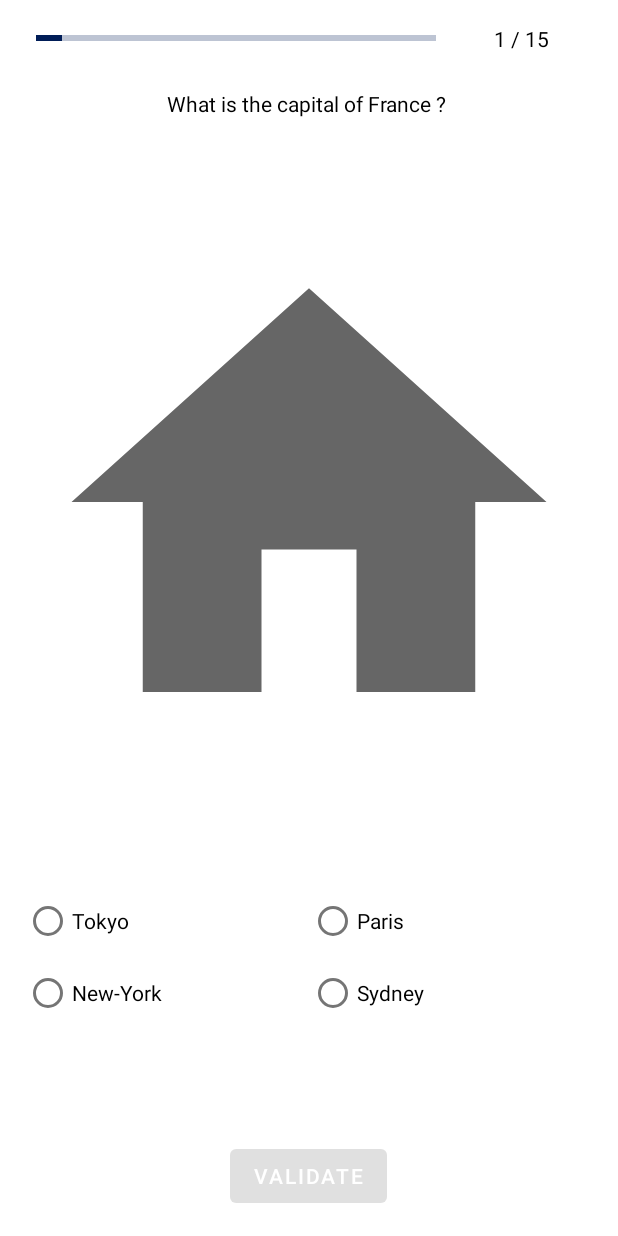
After one commit to Si-Ekang/EKANG, an Android app: the QuizzActivity screen opened directly, with no data from a screen before it, on a phone screen of 412 x 824 dp. The commit adds this screen. Run offline under Robolectric (Android 15) with nearby library versions, the phone set to English and light mode, and no system bars; our stand-ins replace Dagger/Hilt's generated code, Timber, data binding; libraries missing offline, so code that uses them is left out: android.text.

Commit message:
Master : Quizz views created + Quizz model wip (mock data)

```diff
--- a/app/src/main/AndroidManifest.xml
+++ b/app/src/main/AndroidManifest.xml
@@ -34,6 +34,9 @@
             android:name=".ui.mainactivity.MainActivity"
             android:launchMode="singleTask" />
 
+        <activity
+            android:name=".ui.quizz.QuizzActivity"
+            android:launchMode="singleTask" />
     </application>
 
 </manifest>
--- /dev/null
+++ b/app/src/main/java/com/siekang/core/views/ToggleButtonGroupTableLayout.kt
@@ -0,0 +1,90 @@
+package com.siekang.core.views
+
+import android.content.Context
+import android.util.AttributeSet
+import android.view.View
+import android.view.ViewGroup
+import android.widget.RadioButton
+import android.widget.TableLayout
+import android.widget.TableRow
+import androidx.lifecycle.LiveData
+import androidx.lifecycle.MutableLiveData
+import com.siekang.R
+import timber.log.Timber
+
+
+class ToggleButtonGroupTableLayout @JvmOverloads constructor(
+    context: Context,
+    attrs: AttributeSet? = null,
+    defStyleAttr: Int = 0
+) : TableLayout(context, attrs), View.OnClickListener {
+
+    private val TAG = "ToggleButtonGroupTableLayout"
+
+    private var tbGroup: ToggleButtonGroupTableLayout? = null
+    private var activeRadioButton: RadioButton? = null
+
+    val radioButtonLiveData: MutableLiveData<Int> = MutableLiveData()
+    fun getRadioButtonLiveData(): LiveData<Int> {
+        return radioButtonLiveData
+    }
+
+    /* Remaining constructors here */
+
+    init {
+        Timber.d("Kotlin init block called.")
+    }
+
+    override fun onFinishInflate() {
+        super.onFinishInflate()
+
+        tbGroup = findViewById(R.id.tb_group)
+    }
+
+    /* (non-Javadoc)
+     * @see android.widget.TableLayout#addView(android.view.View, int, android.view.ViewGroup.LayoutParams)
+     */
+    override fun addView(
+        child: View, index: Int,
+        params: ViewGroup.LayoutParams?
+    ) {
+        super.addView(child, index, params)
+        setChildrenOnClickListener(child as TableRow)
+    }
+
+
+    /* (non-Javadoc)
+     * @see android.widget.TableLayout#addView(android.view.View, android.view.ViewGroup.LayoutParams)
+     */
+    override fun addView(child: View, params: ViewGroup.LayoutParams?) {
+        super.addView(child, params)
+        setChildrenOnClickListener(child as TableRow)
+    }
+
+
+    private fun setChildrenOnClickListener(tr: TableRow) {
+        val c: Int = tr.childCount
+        for (i in 0 until c) {
+            val v: View = tr.getChildAt(i)
+            (v as? RadioButton)?.setOnClickListener(this)
+        }
+    }
+
+    fun getCheckedRadioButtonId(): Int {
+        return if (activeRadioButton != null) {
+            activeRadioButton!!.id
+        } else -1
+    }
+
+
+    override fun onClick(view: View) {
+        val rb = view as RadioButton
+        if (activeRadioButton != null) {
+            activeRadioButton!!.isChecked = false
+        }
+        rb.isChecked = true
+        activeRadioButton = rb
+
+        radioButtonLiveData.value = activeRadioButton?.id
+    }
+}
--- a/app/src/main/java/com/siekang/ui/home/HomeFragment.kt
+++ b/app/src/main/java/com/siekang/ui/home/HomeFragment.kt
@@ -1,15 +1,16 @@
 package com.siekang.ui.home
 
+import android.content.Intent
 import android.os.Bundle
 import android.view.LayoutInflater
 import android.view.View
 import android.view.ViewGroup
 import androidx.fragment.app.Fragment
+import com.siekang.R
 import com.siekang.databinding.FragmentHomeBinding
-import com.siekang.databinding.FragmentLibraryBinding
-import com.siekang.databinding.FragmentProfileBinding
+import com.siekang.ui.quizz.QuizzActivity
 
-class HomeFragment : Fragment() {
+class HomeFragment : Fragment(), View.OnClickListener {
 
     private var _viewBinding: FragmentHomeBinding? = null
     private val binding get() = _viewBinding!!
@@ -18,6 +19,7 @@ class HomeFragment : Fragment() {
     override fun onCreate(savedInstanceState: Bundle?) {
         super.onCreate(savedInstanceState)
     }
+
     override fun onCreateView(
         inflater: LayoutInflater,
         container: ViewGroup?,
@@ -29,6 +31,8 @@ class HomeFragment : Fragment() {
 
     override fun onViewCreated(view: View, savedInstanceState: Bundle?) {
         super.onViewCreated(view, savedInstanceState)
+
+        binding.btnStartQuizz.setOnClickListener(this)
     }
 
     override fun onDestroyView() {
@@ -36,4 +40,12 @@ class HomeFragment : Fragment() {
         _viewBinding = null
     }
 
+    @ExperimentalStdlibApi
+    override fun onClick(view: View?) {
+        when (view?.id) {
+            R.id.btn_start_quizz -> {
+                startActivity(Intent(requireActivity(), QuizzActivity::class.java))
+            }
+        }
+    }
 }
--- /dev/null
+++ b/app/src/main/java/com/siekang/ui/quizz/QuizzActivity.kt
@@ -0,0 +1,157 @@
+package com.siekang.ui.quizz
+
+import android.os.Bundle
+import android.view.View
+import androidx.activity.viewModels
+import androidx.appcompat.app.AppCompatActivity
+import androidx.fragment.app.Fragment
+import androidx.viewpager2.widget.ViewPager2
+import com.siekang.R
+import com.siekang.data.local.model.Quizz
+import com.siekang.databinding.ActivityQuizzBinding
+import com.siekang.utils.Constants
+import dagger.hilt.android.AndroidEntryPoint
+import timber.log.Timber
+import java.util.*
+
+@ExperimentalStdlibApi
+@AndroidEntryPoint
+class QuizzActivity : AppCompatActivity(), View.OnClickListener, QuizzFragment.OnCorrectAnswer {
+
+    private var _viewBinding: ActivityQuizzBinding? = null
+    private val binding get() = _viewBinding!!
+
+    private val mViewModel: QuizzViewModel by viewModels()
+
+    // ViewPager
+    /**
+     * The pager adapter, which provides the pages to the view pager widget.
+     */
+    private var mViewPagerAdapter: QuizzViewPagerAdapter? = null
+    private var mFragmentList: ArrayList<Fragment>? = null
+
+    override fun onCreate(savedInstanceState: Bundle?) {
+        super.onCreate(savedInstanceState)
+
+        _viewBinding = ActivityQuizzBinding.inflate(layoutInflater)
+        setContentView(binding.root)
+
+        initViews()
+        setListeners()
+        initViewModelObservers()
+
+        setupQuizzList()
+        initViewPager()
+    }
+
+    private fun initViews() {
+        binding.progressBarQuestionProgression.max = QuizzViewModel.MAX_QUESTION_COUNT
+        binding.progressBarQuestionProgression.progress = 1
+
+        binding.tvQuestionCount.text = getString(
+            R.string.question_count_status, 1, QuizzViewModel.MAX_QUESTION_COUNT
+        )
+    }
+
+    private fun setListeners() {
+        binding.btnValidate.setOnClickListener(this)
+    }
+
+
+    private fun initViewModelObservers() {
+        mViewModel.isAnswerSelected().observe(this, {
+            if (!binding.btnValidate.isEnabled)
+                binding.btnValidate.isEnabled = !binding.btnValidate.isEnabled
+        })
+    }
+
+    @ExperimentalStdlibApi
+    private fun setupQuizzList() {
+        mFragmentList = (mutableListOf<Fragment>() as ArrayList).apply {
+
+            for (element: Quizz in Constants.getPreloadDtoQuizzes()) {
+                this.add(QuizzFragment.newInstance(element))
+            }
+        }
+    }
+
+    private fun initViewPager() {
+        Timber.d("initViewPager()")
+
+        mViewPagerAdapter = QuizzViewPagerAdapter(this, mFragmentList!!)
+        binding.viewPager2.adapter = mViewPagerAdapter
+
+        binding.viewPager2.registerOnPageChangeCallback(object :
+            ViewPager2.OnPageChangeCallback() {
+            override fun onPageSelected(position: Int) {
+
+                Timber.e("Update question count view")
+
+                // Update question count view
+                binding.tvQuestionCount.text = getString(
+                    R.string.question_count_status,
+                    position + 1,
+                    QuizzViewModel.MAX_QUESTION_COUNT
+                )
+            }
+
+            override fun onPageScrolled(
+                position: Int,
+                positionOffset: Float,
+                positionOffsetPixels: Int
+            ) {
+                // Ignored
+            }
+
+            override fun onPageScrollStateChanged(state: Int) {
+                // Ignored
+            }
+        })
+
+//        binding.contentMainHeader.viewPager2.setOnTouchListener(OnTouchListener { arg0, arg1 -> true })
+        // Ref : https://stackoverflow.com/questions/7814017/is-it-possible-to-disable-scrolling-on-a-viewpager
+        binding.viewPager2.isUserInputEnabled = false
+
+        binding.viewPager2.setPageTransformer { page, _ ->
+            page.alpha = 0f
+            page.visibility = View.VISIBLE
+
+            // Start Animation for a short period of time
+            page.animate()
+                .alpha(1f).duration =
+                page.resources.getInteger(android.R.integer.config_shortAnimTime).toLong()
+        }
+    }
+
+    override fun onClick(view: View?) {
+        when (view?.id) {
+            R.id.btn_validate -> {
+                if (null != mFragmentList) {
+                    (mFragmentList!![binding.viewPager2.currentItem] as QuizzFragment).checkAnswers()
+                }
+            }
+        }
+    }
+
+    override fun correctAnswer() {
+        // Check if "current position" equal "number of elements
+        if (binding.viewPager2.currentItem
+            != binding.viewPager2.adapter?.itemCount?.minus(
+                1
+            )
+        ) {
+            Timber.e("onClick - Update")
+            binding.viewPager2.currentItem = binding.viewPager2.currentItem + 1
+            binding.progressBarQuestionProgression.progress =
+                binding.progressBarQuestionProgression.progress + 1
+        } else {
+            // Finished
+            Timber.e("onClick - Finished")
+            finish()
+        }
+    }
+
+    companion object {
+        val TAG: String = QuizzActivity::class.java.simpleName
+    }
+}
--- /dev/null
+++ b/app/src/main/java/com/siekang/ui/quizz/QuizzFragment.kt
@@ -0,0 +1,139 @@
+package com.siekang.ui.quizz
+
+import android.content.Context
+import android.os.Bundle
+import android.view.LayoutInflater
+import android.view.View
+import android.view.ViewGroup
+import android.widget.RadioButton
+import androidx.fragment.app.Fragment
+import androidx.fragment.app.activityViewModels
+import com.siekang.core.views.ToggleButtonGroupTableLayout
+import com.siekang.data.local.model.Quizz
+import com.siekang.databinding.FragmentQuizzBinding
+import dagger.hilt.android.AndroidEntryPoint
+import timber.log.Timber
+
+
+@AndroidEntryPoint
+class QuizzFragment : Fragment(), View.OnClickListener {
+
+    companion object {
+
+        private const val EXTRA_QUIZZ = "EXTRA_QUIZZ"
+
+        fun newInstance(quizz: Quizz): QuizzFragment {
+            val args = Bundle()
+            args.putParcelable(EXTRA_QUIZZ, quizz)
+            val fragment = QuizzFragment()
+            fragment.arguments = args
+            return fragment
+        }
+    }
+
+    private var _viewBinding: FragmentQuizzBinding? = null
+    private val binding get() = _viewBinding!!
+    private lateinit var tbGroup: ToggleButtonGroupTableLayout
+
+    private val mViewModel: QuizzViewModel by activityViewModels()
+    private var selectedAnswer: String? = null
+
+    private lateinit var item: Quizz
+
+    /**
+     * passing data between fragments
+     */
+    interface OnCorrectAnswer {
+        fun correctAnswer()
+    }
+
+    private var listener: OnCorrectAnswer? = null
+
+    @ExperimentalStdlibApi
+    override fun onAttach(context: Context) {
+        super.onAttach(context)
+
+        if (context is OnCorrectAnswer) {
+            listener = context
+        } else {
+            throw ClassCastException("$context must implement ${QuizzActivity.TAG}.OnCorrectAnswer");
+        }
+    }
+
+    override fun onCreate(savedInstanceState: Bundle?) {
+        super.onCreate(savedInstanceState)
+
+        val extras = arguments
+
+        if (extras == null) {
+            Timber.e("bundle is null - check the data you are trying to pass through please !")
+        } else {
+            item = extras.getParcelable(EXTRA_QUIZZ)!!
+        }
+    }
+
+    override fun onCreateView(
+        inflater: LayoutInflater,
+        container: ViewGroup?,
+        savedInstanceState: Bundle?
+    ): View {
+        _viewBinding = FragmentQuizzBinding.inflate(inflater, container, false)
+        return binding.root
+    }
+
+    override fun onViewCreated(view: View, savedInstanceState: Bundle?) {
+        super.onViewCreated(view, savedInstanceState)
+
+        tbGroup = binding.tbGroup
+
+        binding.quizz = item
+        binding.ivQuizzPicture.setImageResource(item.quizzImage)
+
+        initViewModelObservers()
+    }
+
+    override fun onDestroyView() {
+        super.onDestroyView()
+        _viewBinding = null
+    }
+
+
+    private fun initViewModelObservers() {
+        tbGroup.getRadioButtonLiveData().observe(viewLifecycleOwner, {
+            Timber.e("tbGroup.getRadioButtonLiveData()")
+
+            Timber.d("${binding.tbGroup.getCheckedRadioButtonId()}")
+
+            selectedAnswer =
+                (requireActivity()
+                    .findViewById<RadioButton>(binding.tbGroup.getCheckedRadioButtonId()))
+                    .text
+                    .toString()
+
+
+            Timber.e("selected answer : $selectedAnswer")
+
+            mViewModel.isAnswerSelected(true)
+        })
+    }
+
+    fun checkAnswers() {
+        Timber.e("checkAnswers()")
+
+        if (item.correctAnswer != selectedAnswer) {
+            // Not correct
+            Timber.e("wrong answer")
+            return
+        } else {
+            listener?.correctAnswer()
+        }
+    }
+
+    override fun onClick(view: View?) {
+        when (view?.id) {
+            /*R.id.btn_start_quizz -> {
+                startActivity(Intent(requireActivity(), QuizzActivity::class.java))
+            }*/
+        }
+    }
+}
--- /dev/null
+++ b/app/src/main/java/com/siekang/ui/quizz/QuizzViewModel.kt
@@ -0,0 +1,42 @@
+package com.siekang.ui.quizz
+
+import androidx.lifecycle.LiveData
+import androidx.lifecycle.MutableLiveData
+import androidx.lifecycle.ViewModel
+import dagger.hilt.android.lifecycle.HiltViewModel
+import javax.inject.Inject
+
+@HiltViewModel
+class QuizzViewModel @Inject constructor() : ViewModel() {
+
+    private val questionCountProgress: MutableLiveData<Int> = MutableLiveData()
+    private val isAnswerSelected: MutableLiveData<Boolean> = MutableLiveData()
+
+    init {
+        questionCountProgress.value = 0
+    }
+
+    ///////////////////////////
+    //
+    // Observers
+    //
+    ///////////////////////////
+    fun isAnswerSelected(): LiveData<Boolean> {
+        return isAnswerSelected
+    }
+
+
+    ///////////////////////////
+    //
+    // Class Methods
+    //
+    ///////////////////////////
+    fun isAnswerSelected(isSelected: Boolean) {
+        isAnswerSelected.value = isSelected
+    }
+
+
+    companion object {
+        val MAX_QUESTION_COUNT: Int = 15
+    }
+}
--- /dev/null
+++ b/app/src/main/java/com/siekang/ui/quizz/QuizzViewPagerAdapter.kt
@@ -0,0 +1,20 @@
+package com.siekang.ui.quizz
+
+import androidx.fragment.app.Fragment
+import androidx.fragment.app.FragmentActivity
+import androidx.viewpager2.adapter.FragmentStateAdapter
+
+class QuizzViewPagerAdapter(
+    val activity: FragmentActivity,
+    private val fragmentList: List<Fragment>
+) : FragmentStateAdapter(activity) {
+
+
+    override fun getItemCount(): Int {
+        return fragmentList.size
+    }
+
+    override fun createFragment(position: Int): Fragment {
+        return fragmentList[position]
+    }
+}
--- /dev/null
+++ b/app/src/main/java/com/siekang/utils/Constants.kt
@@ -0,0 +1,85 @@
+package com.siekang.utils
+
+import com.siekang.R
+import com.siekang.data.local.model.Quizz
+
+object Constants {
+
+    @ExperimentalStdlibApi
+    fun getPreloadDtoQuizzes(): List<Quizz> {
+        val quizzes = mutableListOf<Quizz>() as ArrayList
+
+        // 1
+        quizzes.add(
+            Quizz(
+                "What is the capital of France ? ",
+                R.drawable.ic_home,
+                "Paris",
+                buildList(4) {
+                    add("Tokyo")
+                    add("Paris")
+                    add("New-York")
+                    add("Sydney")
+                })
+        )
+
+        // 2
+        quizzes.add(
+            Quizz(
+                "What is the capital of Japan ? ",
+                R.drawable.ic_home,
+                "Tokyo",
+                buildList(4) {
+                    add("Tokyo")
+                    add("Paris")
+                    add("New-York")
+                    add("Sydney")
+                })
+        )
+
+        // 3
+        quizzes.add(
+            Quizz(
+                "Which company has been created by Elon Musk ? ",
+                R.drawable.ic_home,
+                "Tesla",
+                buildList(4) {
+                    add("Chrysler")
+                    add("Renault")
+                    add("Tesla")
+                    add("General Motors")
+                })
+        )
+
+        // 4
+        quizzes.add(
+            Quizz(
+                "Where is the Sahara Desert",
+                R.drawable.ic_home,
+                "Africa",
+                buildList(4) {
+                    add("South America")
+                    add("Asia")
+                    add("Europe")
+                    add("Africa")
+                })
+        )
+
+        // 5
+        quizzes.add(
+            Quizz(
+                "What is the capital of the United States of America ? ",
+                R.drawable.ic_home,
+                "New-York",
+                buildList(4) {
+                    add("Tokyo")
+                    add("Paris")
+                    add("New-York")
+                    add("Sydney")
+                })
+        )
+
+        return quizzes
+
+    }
+}
--- /dev/null
+++ b/app/src/main/res/layout/activity_quizz.xml
@@ -0,0 +1,64 @@
+<?xml version="1.0" encoding="utf-8"?>
+<androidx.constraintlayout.widget.ConstraintLayout xmlns:android="http://schemas.android.com/apk/res/android"
+    xmlns:app="http://schemas.android.com/apk/res-auto"
+    xmlns:tools="http://schemas.android.com/tools"
+    android:layout_width="match_parent"
+    android:layout_height="match_parent"
+    android:padding="16dp"
+    tools:context=".ui.quizz.QuizzActivity">
+
+    <androidx.appcompat.widget.LinearLayoutCompat
+        android:id="@+id/ll_progression_container"
+        android:layout_width="match_parent"
+        android:layout_height="wrap_content"
+        android:gravity="center"
+        android:orientation="horizontal"
+        app:layout_constraintBottom_toTopOf="@id/view_pager2"
+        app:layout_constraintTop_toTopOf="parent">
+
+        <com.google.android.material.progressindicator.LinearProgressIndicator
+            android:id="@+id/progress_bar_question_progression"
+            android:layout_width="0dp"
+            android:layout_height="wrap_content"
+            android:layout_marginHorizontal="8dp"
+            android:layout_weight="3"
+            android:progress="24" />
+
+        <com.google.android.material.textview.MaterialTextView
+            android:id="@+id/tv_question_count"
+            android:layout_width="wrap_content"
+            android:layout_height="wrap_content"
+            android:layout_marginHorizontal="8dp"
+            android:layout_weight=".5"
+            android:gravity="center"
+            tools:text="7 / 15" />
+
+    </androidx.appcompat.widget.LinearLayoutCompat>
+
+    <androidx.viewpager2.widget.ViewPager2
+        android:id="@+id/view_pager2"
+        android:layout_width="match_parent"
+        android:layout_height="0dp"
+        android:paddingVertical="8dp"
+        app:layout_constraintBottom_toTopOf="@id/ll_bottom_container"
+        app:layout_constraintTop_toBottomOf="@id/ll_progression_container" />
+
+    <androidx.appcompat.widget.LinearLayoutCompat
+        android:id="@+id/ll_bottom_container"
+        android:layout_width="match_parent"
+        android:layout_height="wrap_content"
+        android:gravity="center"
+        app:layout_constraintBottom_toBottomOf="parent"
+        app:layout_constraintTop_toBottomOf="@id/view_pager2">
+
+        <com.google.android.material.button.MaterialButton
+            android:id="@+id/btn_validate"
+            android:layout_width="wrap_content"
+            android:layout_height="wrap_content"
+            android:enabled="false"
+            android:text="Validate"
+            android:textColor="@color/white"
+            tools:ignore="HardcodedText" />
+    </androidx.appcompat.widget.LinearLayoutCompat>
+
+</androidx.constraintlayout.widget.ConstraintLayout>
--- a/app/src/main/res/layout/fragment_home.xml
+++ b/app/src/main/res/layout/fragment_home.xml
@@ -1,10 +1,12 @@
 <?xml version="1.0" encoding="utf-8"?>
 <androidx.constraintlayout.widget.ConstraintLayout xmlns:android="http://schemas.android.com/apk/res/android"
     xmlns:app="http://schemas.android.com/apk/res-auto"
+    xmlns:tools="http://schemas.android.com/tools"
     android:layout_width="match_parent"
     android:layout_height="match_parent">
 
     <com.google.android.material.textview.MaterialTextView
+        android:id="@+id/tv_home"
         android:layout_width="wrap_content"
         android:layout_height="wrap_content"
         android:text="@string/title_home"
@@ -13,4 +15,19 @@
         app:layout_constraintStart_toStartOf="parent"
         app:layout_constraintTop_toTopOf="parent" />
 
+    <com.google.android.material.button.MaterialButton
+        android:id="@+id/btn_start_quizz"
+        android:layout_width="wrap_content"
+        android:layout_height="wrap_content"
+        android:text="Start a new Quizz"
+        android:textColor="@color/white"
+        app:backgroundTint="@color/colorPrimary"
+        app:elevation="4dp"
+        app:layout_constraintBottom_toBottomOf="parent"
+        app:layout_constraintEnd_toEndOf="parent"
+        app:layout_constraintStart_toStartOf="parent"
+        app:layout_constraintTop_toBottomOf="@id/tv_home"
+        tools:ignore="HardcodedText"
+        tools:text="Start a new Quizz" />
+
 </androidx.constraintlayout.widget.ConstraintLayout>
--- /dev/null
+++ b/app/src/main/res/layout/fragment_quizz.xml
@@ -0,0 +1,94 @@
+<?xml version="1.0" encoding="utf-8"?>
+<layout xmlns:android="http://schemas.android.com/apk/res/android"
+    xmlns:app="http://schemas.android.com/apk/res-auto"
+    xmlns:tools="http://schemas.android.com/tools">
+
+    <data>
+
+        <import type="android.text.TextUtils" />
+
+        <variable
+            name="quizz"
+            type="com.siekang.data.local.model.Quizz" />
+
+    </data>
+
+    <androidx.constraintlayout.widget.ConstraintLayout
+        android:layout_width="match_parent"
+        android:layout_height="match_parent">
+
+        <com.google.android.material.textview.MaterialTextView
+            android:id="@+id/tv_question"
+            android:layout_width="match_parent"
+            android:layout_height="wrap_content"
+            android:layout_margin="16dp"
+            android:gravity="center"
+            android:text='@{!TextUtils.isEmpty(quizz.question) ? quizz.question : "Error" }'
+            app:layout_constraintTop_toTopOf="parent"
+            tools:ignore="HardcodedText"
+            tools:text="Dummy question : What is the capital of France" />
+
+        <com.google.android.material.imageview.ShapeableImageView
+            android:id="@+id/iv_quizz_picture"
+            android:layout_width="match_parent"
+            android:layout_height="wrap_content"
+            android:adjustViewBounds="true"
+            android:scaleType="fitCenter"
+            app:layout_constraintBottom_toTopOf="@id/tb_group"
+            app:layout_constraintTop_toBottomOf="@id/tv_question"
+            app:srcCompat="@drawable/ic_home"
+            tools:src="@drawable/ic_home" />
+
+
+        <com.siekang.core.views.ToggleButtonGroupTableLayout
+            android:id="@+id/tb_group"
+            android:layout_width="match_parent"
+            android:layout_height="wrap_content"
+            app:layout_constraintBottom_toBottomOf="parent"
+            app:layout_constraintTop_toBottomOf="@id/iv_quizz_picture">
+
+            <TableRow>
+
+                <RadioButton
+                    android:id="@+id/rb_quizz_answer1"
+                    android:layout_width="0dp"
+                    android:layout_height="wrap_content"
+                    android:layout_weight="1"
+                    android:text='@{quizz.possibleAnswers[0]}'
+                    tools:ignore="HardcodedText"
+                    tools:text="Answer 2" />
+
+                <RadioButton
+                    android:id="@+id/rb_quizz_answer2"
+                    android:layout_width="0dp"
+                    android:layout_height="wrap_content"
+                    android:layout_weight="1"
+                    android:text='@{quizz.possibleAnswers[1]}'
+                    tools:ignore="HardcodedText"
+                    tools:text="Answer 2" />
+            </TableRow>
+
+            <TableRow>
+
+                <RadioButton
+                    android:id="@+id/rb_quizz_answer3"
+                    android:layout_width="0dp"
+                    android:layout_height="wrap_content"
+                    android:layout_weight="1"
+                    android:text='@{quizz.possibleAnswers[2]}'
+                    tools:ignore="HardcodedText"
+                    tools:text="Answer 3" />
+
+                <RadioButton
+                    android:id="@+id/rb_quizz_answer4"
+                    android:layout_width="0dp"
+                    android:layout_height="wrap_content"
+                    android:layout_weight="1"
+                    android:text='@{quizz.possibleAnswers[3]}'
+                    tools:ignore="HardcodedText"
+                    tools:text="Answer 4" />
+            </TableRow>
+        </com.siekang.core.views.ToggleButtonGroupTableLayout>
+
+    </androidx.constraintlayout.widget.ConstraintLayout>
+</layout>
--- a/app/src/main/res/values/strings.xml
+++ b/app/src/main/res/values/strings.xml
@@ -14,4 +14,6 @@
     <string name="title_library">Library</string>
     <string name="title_notifications">Notifications</string>
     <string name="title_profile">Profile</string>
+
+    <string name="question_count_status">%1$d / %2$d</string>
 </resources>
```
